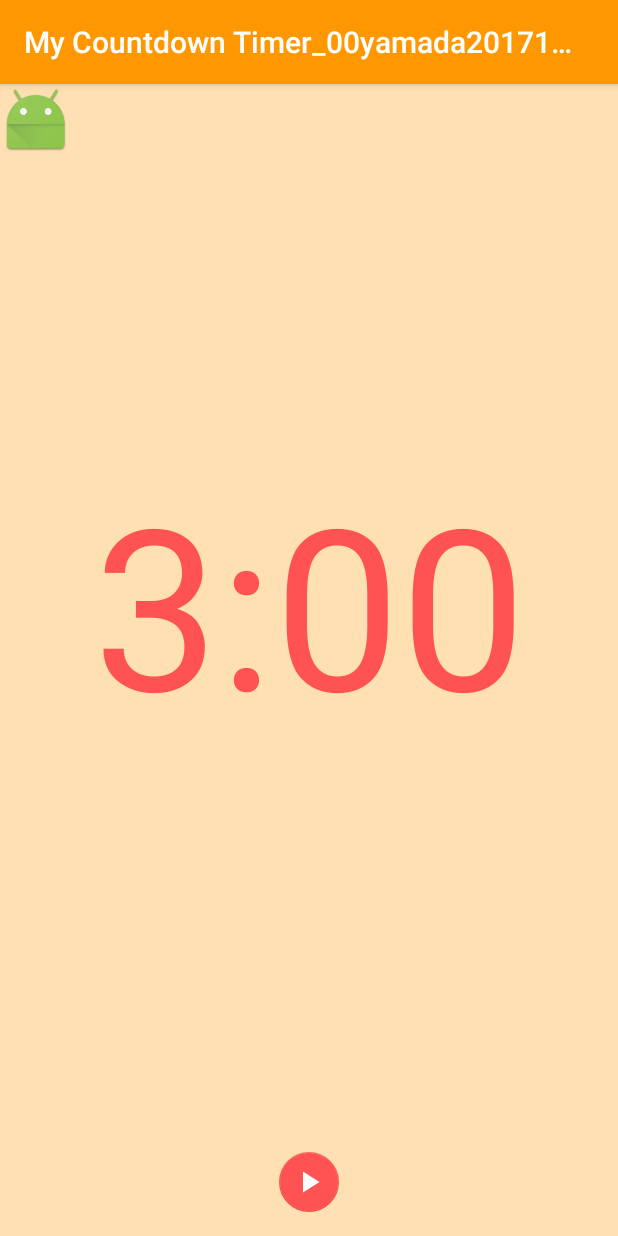
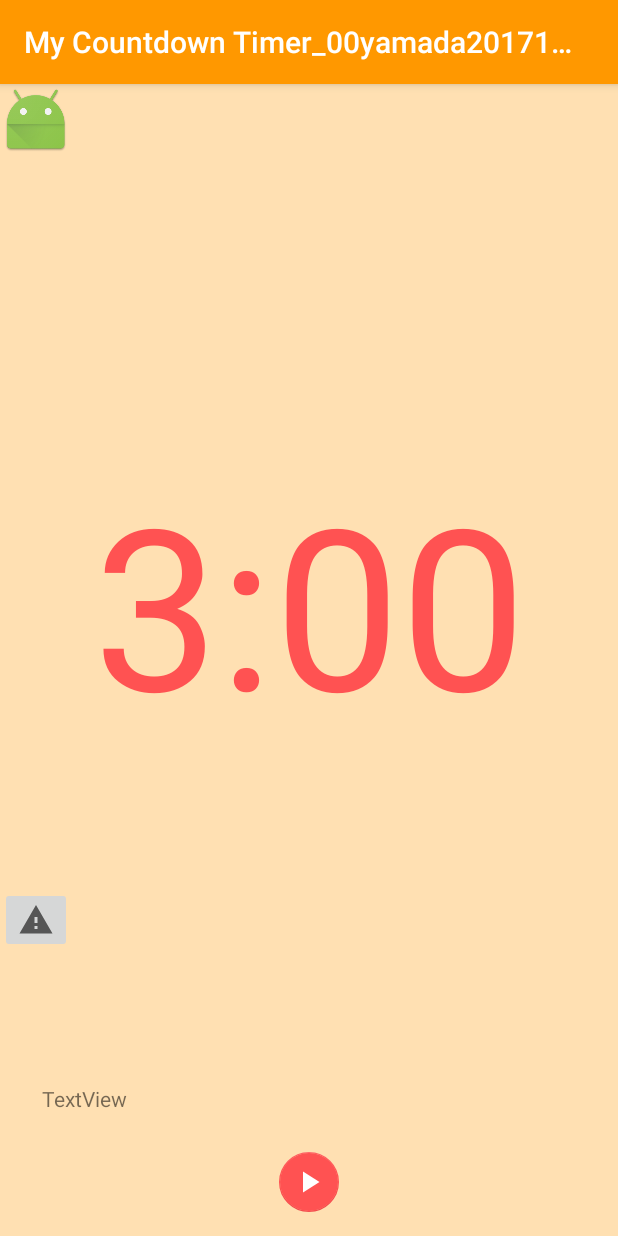
Before and after one commit to t7m3/MyCountdownTimer_00yamada20171119, an Android app: the screen it shows after launch (MainActivity), on a phone screen of 412 x 824 dp. Run offline under Robolectric (Android 15) with nearby library versions, the phone set to English and light mode, and no system bars.

```diff
--- a/app/src/main/res/layout/activity_main.xml
+++ b/app/src/main/res/layout/activity_main.xml
@@ -43,4 +43,28 @@
         app:srcCompat="@mipmap/ic_launcher"
         tools:layout_editor_absoluteX="36dp"
         tools:layout_editor_absoluteY="38dp" />
+
+    <ImageButton
+        android:id="@+id/imageButton"
+        android:layout_width="wrap_content"
+        android:layout_height="wrap_content"
+        app:srcCompat="?android:attr/alertDialogIcon"
+        tools:layout_editor_absoluteX="48dp"
+        tools:layout_editor_absoluteY="375dp" />
+
+    <TextView
+        android:id="@+id/textView"
+        android:layout_width="wrap_content"
+        android:layout_height="wrap_content"
+        android:text="TextView"
+        app:layout_constraintBottom_toBottomOf="parent"
+        android:layout_marginBottom="8dp"
+        app:layout_constraintTop_toTopOf="parent"
+        android:layout_marginTop="8dp"
+        app:layout_constraintVertical_bias="0.899"
+        android:layout_marginLeft="8dp"
+        app:layout_constraintLeft_toLeftOf="parent"
+        android:layout_marginRight="8dp"
+        app:layout_constraintRight_toRightOf="parent"
+        app:layout_constraintHorizontal_bias="0.058" />
 </android.support.constraint.ConstraintLayout>
```
Also changed, not shown: app/src/main/java/com/example/njc_t1/mycountdowntimer_00yamada20171119/MainActivity.java (+45 -0 lines).
